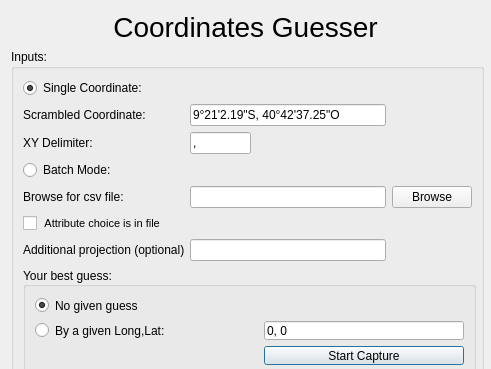
Old version of the form CoordGuesser_dialog_base.ui in the repository jicrbuh/CoordinateGuesser; both pictures show x 0 to 491 and y 0 to 369 of the 491 by 633 pixel window.
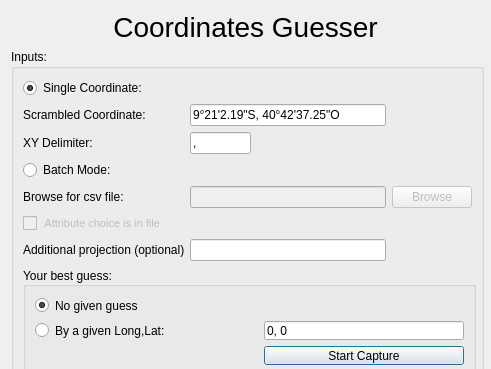
New version of the form.

```diff
--- a/CoordGuesser_dialog_base.ui
+++ b/CoordGuesser_dialog_base.ui
@@ -362,6 +362,9 @@
       </item>
       <item row="4" column="4">
        <widget class="QPushButton" name="pushButton_browse">
+        <property name="enabled">
+         <bool>false</bool>
+        </property>
         <property name="text">
          <string>Browse</string>
         </property>
@@ -375,7 +378,11 @@
        </widget>
       </item>
       <item row="4" column="1" colspan="3">
-       <widget class="QLineEdit" name="lineEdit_filePath"/>
+       <widget class="QLineEdit" name="lineEdit_filePath">
+        <property name="enabled">
+         <bool>false</bool>
+        </property>
+       </widget>
       </item>
       <item row="6" column="1" colspan="3">
        <widget class="QLineEdit" name="lineEdit_addProj">
@@ -389,6 +396,9 @@
       </item>
       <item row="5" column="0">
        <widget class="QCheckBox" name="checkBox_attr">
+        <property name="enabled">
+         <bool>false</bool>
+        </property>
         <property name="font">
          <font>
           <pointsize>8</pointsize>
```
